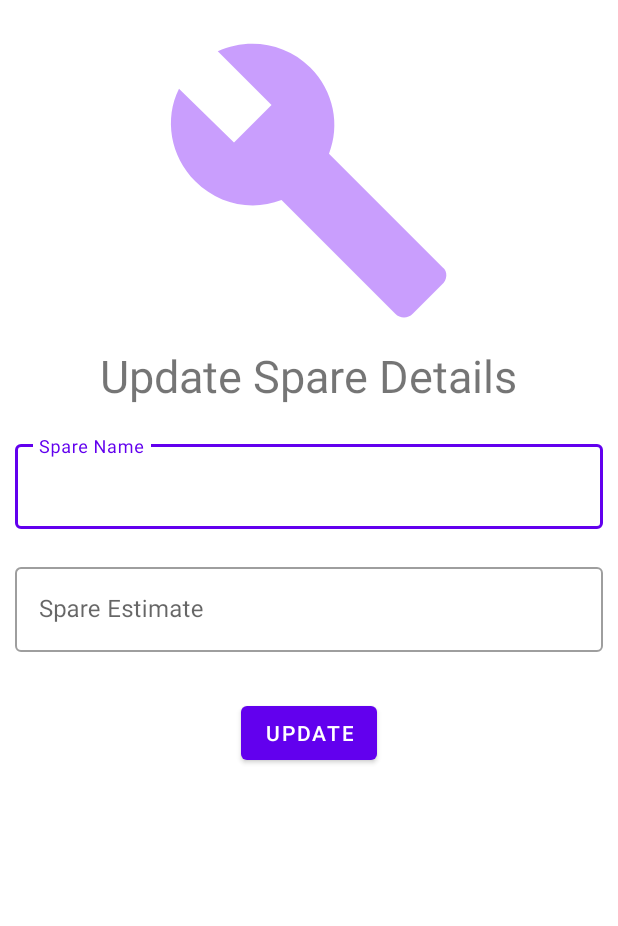
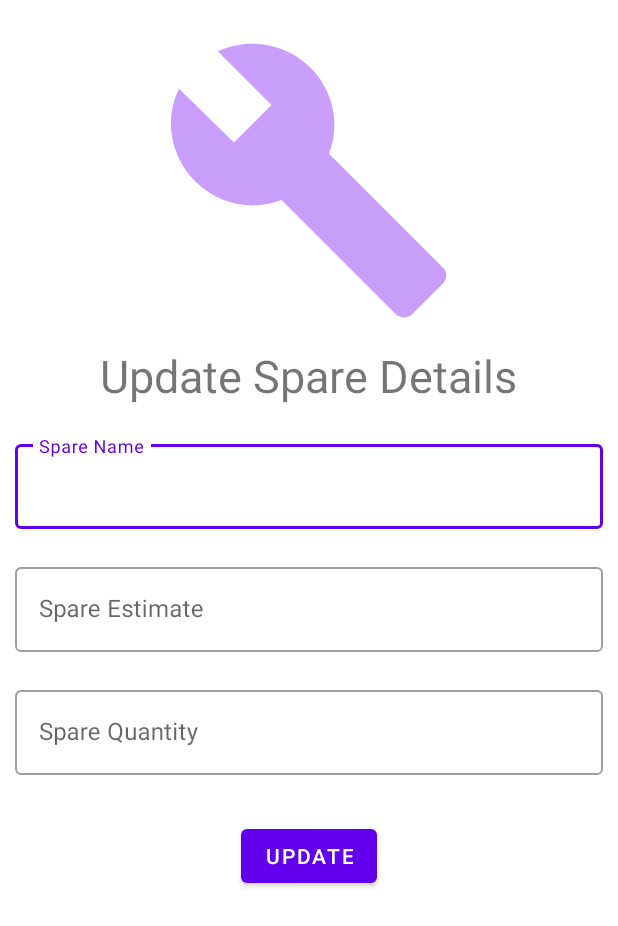
Before and after one commit to Adu2120/PBL_Garage_Management_System, an Android app: the screen it shows after launch (UpdateSparesActivity), after a tap on "Update Spares", on a phone screen of 412 x 824 dp. Shown: the top 926 px of the screen. Run offline under Robolectric (Android 15) with nearby library versions, the phone set to English and light mode, and no system bars; our stand-ins replace Firebase (no records; nobody signed in at launch, a user with empty details on screens opened directly).

Commit message:
Final Commit

```diff
--- a/app/build.gradle
+++ b/app/build.gradle
@@ -33,13 +33,15 @@ android {
 
 dependencies {
     implementation 'androidx.multidex:multidex:2.0.1'
+    implementation 'com.android.support:design:28.0.0'
     implementation 'androidx.appcompat:appcompat:1.2.0'
     implementation 'com.google.android.material:material:1.3.0'
     implementation 'androidx.constraintlayout:constraintlayout:2.0.4'
     implementation 'com.google.firebase:firebase-analytics:18.0.3'
     implementation 'com.google.firebase:firebase-database:19.7.0'
     implementation 'com.google.firebase:firebase-firestore:22.1.2'
-    testImplementation 'junit:junit:4.+'
+    testImplementation 'junit:junit:4.13.2'
     androidTestImplementation 'androidx.test.ext:junit:1.1.2'
     androidTestImplementation 'androidx.test.espresso:espresso-core:3.3.0'
+    implementation 'com.itextpdf:itextg:5.5.10'
 }
--- a/app/src/main/java/com/pbl/garagemanagementsystem/activities/UpdateSparesActivity.java
+++ b/app/src/main/java/com/pbl/garagemanagementsystem/activities/UpdateSparesActivity.java
@@ -17,9 +17,10 @@ import java.util.Objects;
 public class UpdateSparesActivity extends AppCompatActivity {
 
     public String spares, amount;
+    int quantity;
     FirebaseFirestore db;
     DocumentReference userRef;
-    TextInputEditText spareName, spare_Amount;
+    TextInputEditText spareName, spare_Amount, spare_quantity ;
 
     @Override
     protected void onCreate(Bundle savedInstanceState) {
@@ -28,14 +29,16 @@ public class UpdateSparesActivity extends AppCompatActivity {
         db = FirebaseFirestore.getInstance();
         spareName = findViewById(R.id.tiet_spare_name);
         spare_Amount = findViewById(R.id.tiet_spare_amount);
+        spare_quantity = findViewById(R.id.tiet_quantity);
     }
 
     public void update(View view) {
         spares = Objects.requireNonNull(spareName.getText()).toString();
         amount = Objects.requireNonNull(spare_Amount.getText()).toString();
+        quantity = Integer.parseInt(Objects.requireNonNull(spare_quantity.getText()).toString());
 
         userRef = db.collection("Inventory").document(spares);
-        Spares spares1 = new Spares(spares, amount);
+        Spares spares1 = new Spares(spares, amount, quantity);
         userRef.set(spares1)
                 //Implemented this OnSuccessListener using Lambda Notation
                 .addOnSuccessListener(aVoid -> {
@@ -46,6 +49,7 @@ public class UpdateSparesActivity extends AppCompatActivity {
                     ).show();
                     spareName.setText(null);
                     spare_Amount.setText(null);
+                    spare_quantity.setText(null);
                 })
                 //Implemented this OnFailureListener using Lambda Notation
                 .addOnFailureListener(e -> Toast.makeText(
--- a/app/src/main/java/com/pbl/garagemanagementsystem/activities/UserActivity.java
+++ b/app/src/main/java/com/pbl/garagemanagementsystem/activities/UserActivity.java
@@ -1,7 +1,9 @@
 package com.pbl.garagemanagementsystem.activities;
 
 import androidx.appcompat.app.AppCompatActivity;
+import androidx.core.app.ActivityCompat;
 
+import android.Manifest;
 import android.app.AlertDialog;
 import android.content.Intent;
 import android.os.Bundle;
@@ -31,11 +33,20 @@ public class UserActivity extends AppCompatActivity {
         setContentView(R.layout.activity_user);
         etCarNo = findViewById(R.id.car_registration_no);
         carregistrationno = findViewById(R.id.carregistrationno);
+        ActivityCompat.requestPermissions(
+                this,
+                new String[]{
+                        Manifest.permission.MANAGE_EXTERNAL_STORAGE,
+                        Manifest.permission.READ_EXTERNAL_STORAGE,
+                        Manifest.permission.WRITE_EXTERNAL_STORAGE
+                }, 200
+        );
     }
 
     public void findUser(View view) {
         if (isValidCarNo(etCarNo.getText().toString())) {
             carregistrationno.setError(null);
+            //Search car no in database
             userRef.whereEqualTo("carRegNo", etCarNo.getText().toString())
                     .get()
                     .addOnSuccessListener(queryDocumentSnapshots -> { //Implemented this OnSuccessListener using Lambda Notation
@@ -47,7 +58,7 @@ public class UserActivity extends AppCompatActivity {
 
                             //if TextField is null
                             if (TextUtils.isEmpty(etCarNo.getText())) {
-                                carregistrationno.setError("Please enter spare");
+                                carregistrationno.setError("Please enter Car No");
                             }
 
                             if (comp.equals(user.getCarRegNo())) {
--- a/app/src/main/java/com/pbl/garagemanagementsystem/classes/Spares.java
+++ b/app/src/main/java/com/pbl/garagemanagementsystem/classes/Spares.java
@@ -3,13 +3,15 @@ package com.pbl.garagemanagementsystem.classes;
 public class Spares {
     public String spare;
     public String Estimate;
+    public int quantity;
 
     public Spares() {
         //public no-arg constructor needed
     }
-    public Spares(String spare, String amount) {
+    public Spares(String spare, String amount, int quantity) {
         this.spare = spare;
         this.Estimate = amount;
+        this.quantity = quantity;
     }
 
 }
--- a/app/src/main/res/layout/activity_update_spares.xml
+++ b/app/src/main/res/layout/activity_update_spares.xml
@@ -62,10 +62,29 @@
     </com.google.android.material.textfield.TextInputLayout>
 
 
+    <com.google.android.material.textfield.TextInputLayout
+        android:id="@+id/til_quantity"
+        style="@style/Widget.MaterialComponents.TextInputLayout.OutlinedBox"
+        android:layout_width="match_parent"
+        android:layout_height="wrap_content"
+        android:layout_below="@id/til_spare_amount"
+        android:layout_margin="10dp"
+        android:layout_marginTop="20dp"
+        android:hint="@string/spare_quantity">
+
+        <com.google.android.material.textfield.TextInputEditText
+            android:id="@+id/tiet_quantity"
+            android:layout_width="match_parent"
+            android:layout_height="wrap_content"
+            android:inputType="phone" />
+
+    </com.google.android.material.textfield.TextInputLayout>
+
+
     <Button
         android:layout_width="wrap_content"
         android:layout_height="wrap_content"
-        android:layout_below="@id/til_spare_amount"
+        android:layout_below="@id/til_quantity"
         android:layout_centerHorizontal="true"
         android:layout_marginTop="20dp"
         android:onClick="update"
--- a/app/src/main/res/layout/jobcard.xml
+++ b/app/src/main/res/layout/jobcard.xml
@@ -3,7 +3,8 @@
     xmlns:tools="http://schemas.android.com/tools"
     android:layout_width="match_parent"
     android:layout_height="wrap_content"
-    android:layout_margin="15dp">
+    android:layout_margin="15dp"
+    android:id="@+id/jobCardView">
 
     <RelativeLayout
         android:layout_width="match_parent"
@@ -34,6 +35,7 @@
                 android:textSize="15sp" />
         </LinearLayout>
         <Button
+            android:id="@+id/view_pdf"
             android:layout_width="wrap_content"
             android:layout_height="wrap_content"
             android:text="@string/view_pdf"
@@ -42,7 +44,7 @@
             android:layout_marginRight="5dp"
             android:layout_marginEnd="5dp"
             android:layout_alignParentEnd="true"
-            tools:ignore="RelativeOverlap" />
+            tools:ignore="RelativeOverlap"/>
     </RelativeLayout>
 
 </com.google.android.material.card.MaterialCardView>
--- a/app/src/main/res/values/strings.xml
+++ b/app/src/main/res/values/strings.xml
@@ -32,4 +32,5 @@
     <string name="view_pdf">View PDF</string>
     <string name="date">Date</string>
     <string name="complaint">Complaint</string>
+    <string name="spare_quantity">Spare Quantity</string>
 </resources>
```
Also changed, not shown: app/src/main/AndroidManifest.xml (+6 -1 lines), app/src/main/java/com/pbl/garagemanagementsystem/activities/JobcardActivity.java (+27 -5 lines), app/src/main/java/com/pbl/garagemanagementsystem/activities/PreviousServicesActivity.java (+28 -10 lines), app/src/main/java/com/pbl/garagemanagementsystem/activities/UserInfoActivity.java (+12 -0 lines), app/src/main/java/com/pbl/garagemanagementsystem/adapters/PreviousJobcardAdapter.java (+51 -2 lines), app/src/main/java/com/pbl/garagemanagementsystem/classes/PDFGeneration.java (added, +140 -0 lines).
